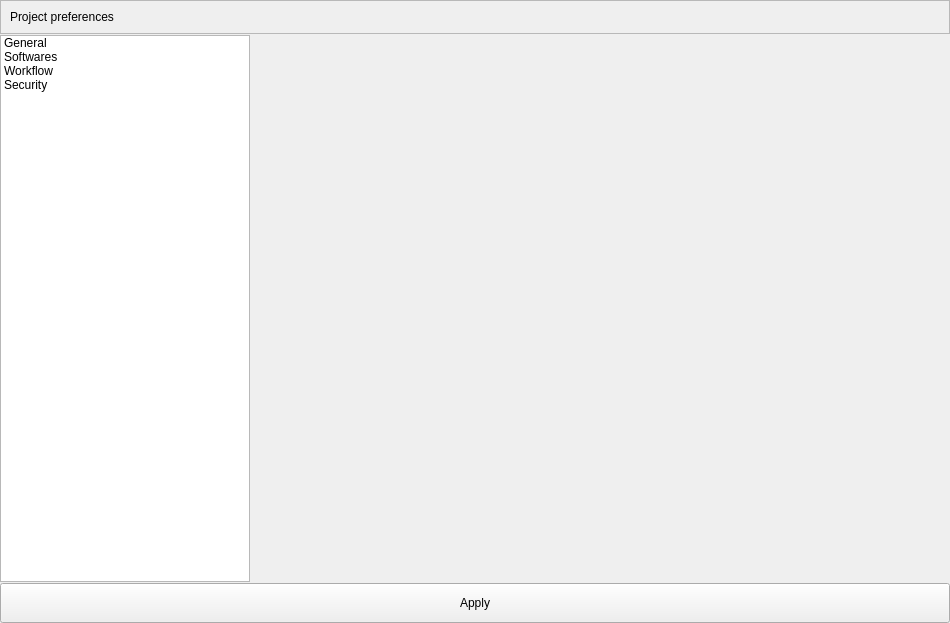
Above: App/ui_files/project_preferences.ui from Wizard-collab/Wizard before the change. Below: the same form after it.
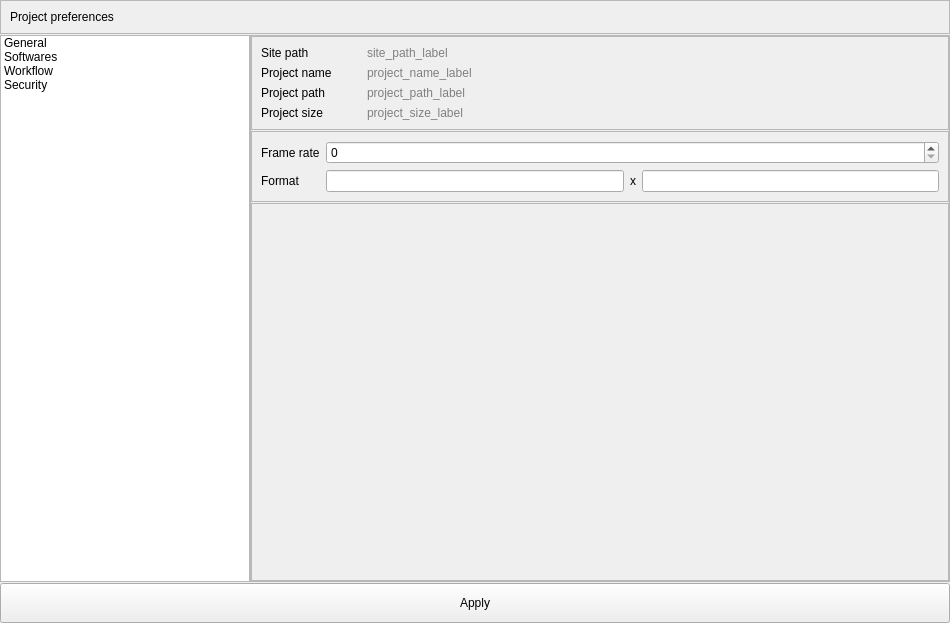
That is the form after the change. The open tabs and pages were chosen to show the change.

```diff
--- a/App/ui_files/project_preferences.ui
+++ b/App/ui_files/project_preferences.ui
@@ -494,25 +494,6 @@
          </item>
         </layout>
        </widget>
-       <widget class="QWidget" name="page_2">
-        <layout class="QVBoxLayout" name="verticalLayout_7">
-         <property name="spacing">
-          <number>1</number>
-         </property>
-         <property name="leftMargin">
-          <number>0</number>
-         </property>
-         <property name="topMargin">
-          <number>0</number>
-         </property>
-         <property name="rightMargin">
-          <number>0</number>
-         </property>
-         <property name="bottomMargin">
-          <number>0</number>
-         </property>
-        </layout>
-       </widget>
        <widget class="QWidget" name="page_4">
         <layout class="QVBoxLayout" name="verticalLayout_14">
          <property name="spacing">
```
Left out of the diff: 8 changed lines with no effect on the pictures.
